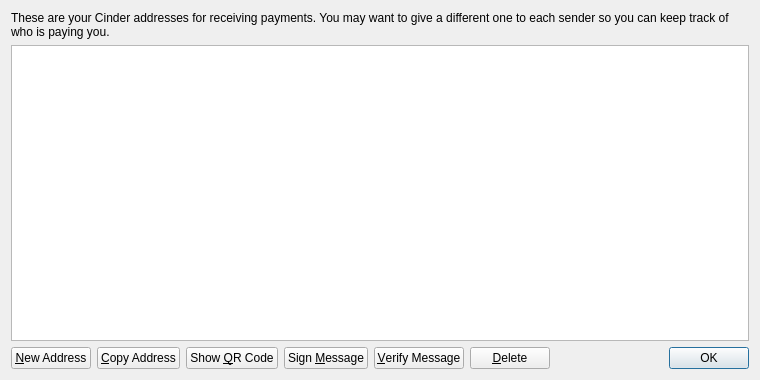
The window that src/qt/forms/addressbookpage.ui (CrypTraider/Cinder) describes before a commit, drawn with Qt 5.
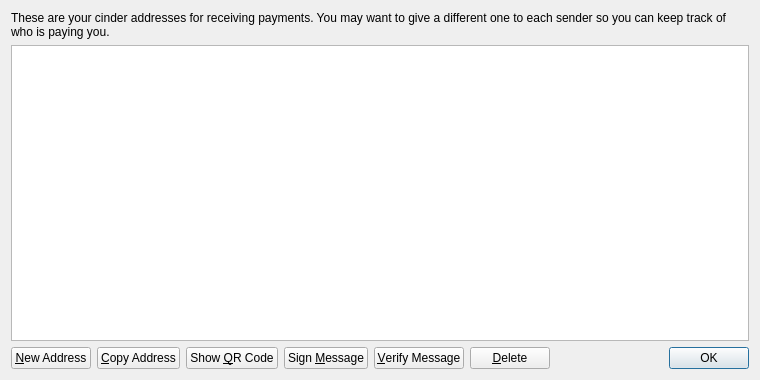
The same window after the commit. Icons and pictures are not drawn.

```diff
--- a/src/qt/forms/addressbookpage.ui
+++ b/src/qt/forms/addressbookpage.ui
@@ -17,7 +17,7 @@
    <item>
     <widget class="QLabel" name="labelExplanation">
      <property name="text">
-      <string>These are your Cinder addresses for receiving payments. You may want to give a different one to each sender so you can keep track of who is paying you.</string>
+      <string>These are your cinder addresses for receiving payments. You may want to give a different one to each sender so you can keep track of who is paying you.</string>
      </property>
      <property name="textFormat">
       <enum>Qt::PlainText</enum>
```
Left out of the diff: 4 changed lines with no effect on the pictures.
